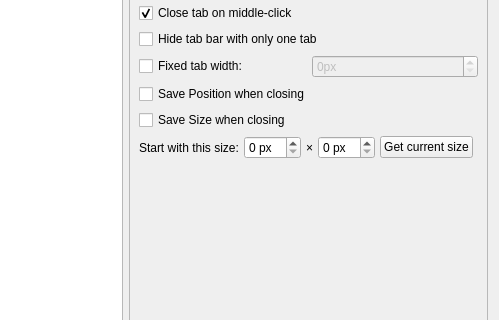
Qt form src/forms/propertiesdialog.ui (lxqt/qterminal) before a commit; both pictures show x 201 to 700 and y 122 to 442 of the 700 by 700 pixel window.
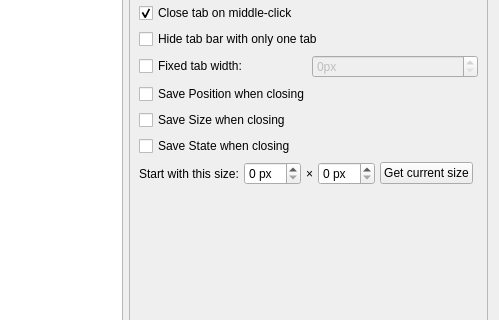
The same form after that commit. The open tabs and pages were chosen to show the change. Icons and pictures are not drawn.

Commit message:
Add option for saving window state (#1263)
Adds a checkbox option in Preferences -> Window. When unchecked, the window's state will not be saved to the settings file.

Diff of the .ui file:
```diff
--- a/src/forms/propertiesdialog.ui
+++ b/src/forms/propertiesdialog.ui
@@ -592,6 +592,13 @@
             </widget>
            </item>
            <item row="9" column="0" colspan="2">
+            <widget class="QCheckBox" name="saveStateOnExitCheckBox">
+             <property name="text">
+              <string>Save State when closing</string>
+             </property>
+            </widget>
+           </item>
+           <item row="10" column="0" colspan="2">
             <layout class="QHBoxLayout" name="horizontalLayout_4">
              <property name="spacing">
               <number>5</number>
@@ -649,7 +656,7 @@
              </item>
             </layout>
            </item>
-           <item row="10" column="0" colspan="2">
+           <item row="11" column="0" colspan="2">
             <spacer name="verticalSpacer_6">
              <property name="orientation">
               <enum>Qt::Vertical</enum>
```
The commit also changes 4 other files.
